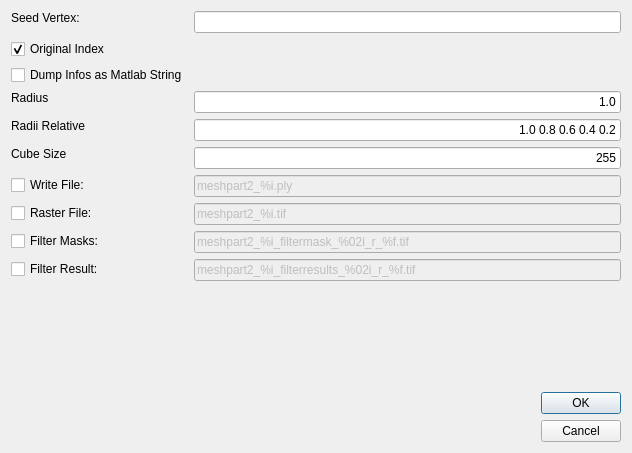
Before: the Qt Designer form gui/forms/dialogMSII.ui in barionleg/gitgAmesch, drawn with Qt 5.
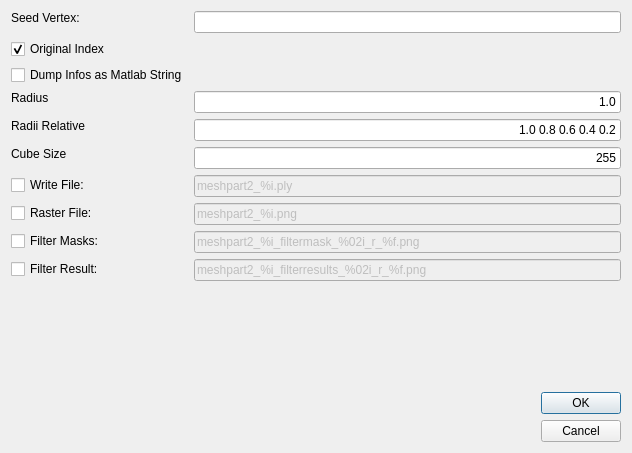
After: the same form once the commit is applied.

What changed in the file:
```diff
--- a/gui/forms/dialogMSII.ui
+++ b/gui/forms/dialogMSII.ui
@@ -227,7 +227,7 @@
         </sizepolicy>
        </property>
        <property name="text">
-        <string>meshpart2_%i.tif</string>
+        <string>meshpart2_%i.png</string>
        </property>
       </widget>
      </item>
@@ -256,7 +256,7 @@
         </sizepolicy>
        </property>
        <property name="text">
-        <string>meshpart2_%i_filtermask_%02i_r_%f.tif</string>
+        <string>meshpart2_%i_filtermask_%02i_r_%f.png</string>
        </property>
       </widget>
      </item>
@@ -285,7 +285,7 @@
         </sizepolicy>
        </property>
        <property name="text">
-        <string>meshpart2_%i_filterresults_%02i_r_%f.tif</string>
+        <string>meshpart2_%i_filterresults_%02i_r_%f.png</string>
        </property>
       </widget>
      </item>
```
